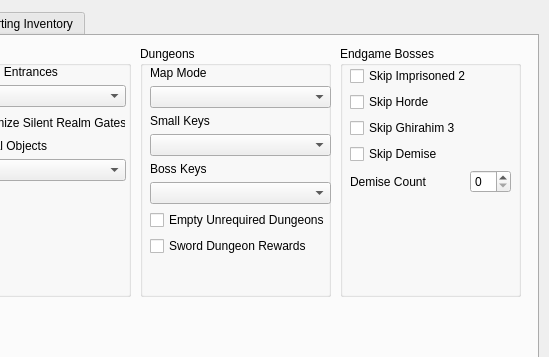
Before: the Qt Designer form gui/randogui.ui in ssrando/ssrando, drawn with Qt 5; both pictures show x 502 to 1051 and y 0 to 357 of the 1051 by 738 pixel window.
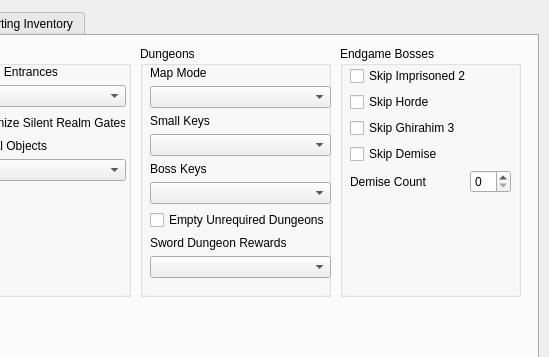
After: the same form once the commit is applied. The open tabs and pages were chosen to show the change.

Commit message: heart container sword reward option

```diff
--- a/gui/randogui.ui
+++ b/gui/randogui.ui
@@ -929,7 +929,7 @@
          <x>10</x>
          <y>20</y>
          <width>181</width>
-         <height>221</height>
+         <height>236</height>
         </rect>
        </property>
        <layout class="QVBoxLayout" name="verticalLayout_10">
@@ -983,11 +983,25 @@
          </widget>
         </item>
         <item>
-         <widget class="QCheckBox" name="option_sword_dungeon_reward">
+         <layout class="QVBoxLayout" name="verticalLayout_40">
+          <item>
+           <widget class="QLabel" name="label_for_option_sword_reward">
           <property name="text">
            <string>Sword Dungeon Rewards</string>
           </property>
          </widget>
+          </item>
+          <item>
+           <widget class="QComboBox" name="option_sword_dungeon_reward">
+            <property name="currentText">
+             <string/>
+            </property>
+            <property name="currentIndex">
+             <number>-1</number>
+            </property>
+           </widget>
+          </item>
+         </layout>
         </item>
         <item>
          <spacer name="verticalSpacer_4">
```
Left out of the diff: 4 changed lines with no effect on the pictures. Lines whose indentation alone changed are shown as unchanged. The commit also changes 6 other files.
